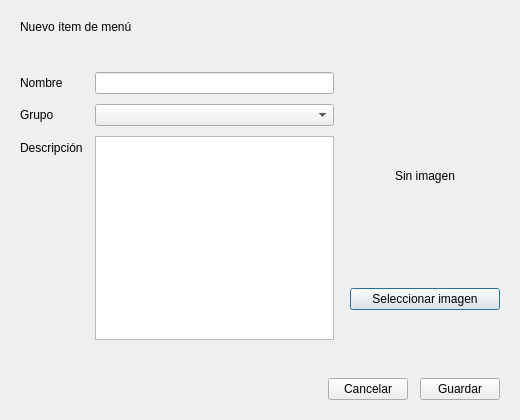
First picture: the form in vista/menu/menu_form.ui, repository segovia-gabriel/ProyectoFinal-PracticasII, before the edit.
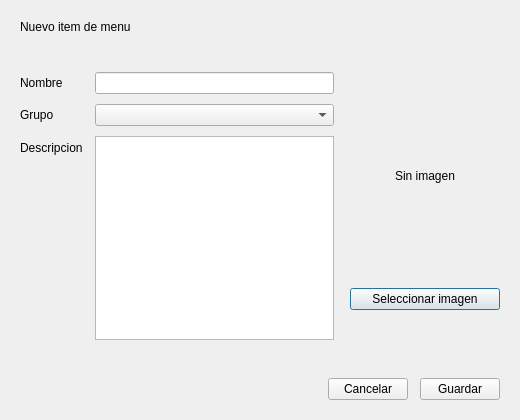
Second picture: the form after the edit.

The edit to the form file:
```diff
--- a/vista/menu/menu_form.ui
+++ b/vista/menu/menu_form.ui
@@ -35,7 +35,7 @@
    <item>
     <widget class="QLabel" name="label_titulo">
      <property name="text">
-      <string>Nuevo ítem de menú</string>
+      <string>Nuevo item de menu</string>
      </property>
     </widget>
    </item>
@@ -85,7 +85,7 @@
        <item row="2" column="0">
         <widget class="QLabel" name="label_descripcion">
          <property name="text">
-          <string>Descripción</string>
+          <string>Descripcion</string>
          </property>
         </widget>
        </item>
```
Left out of the diff: 2 changed lines with no effect on the pictures.
